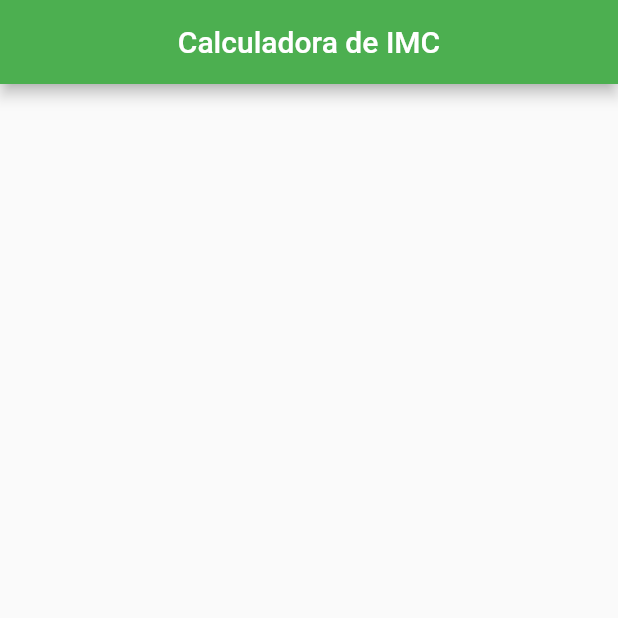
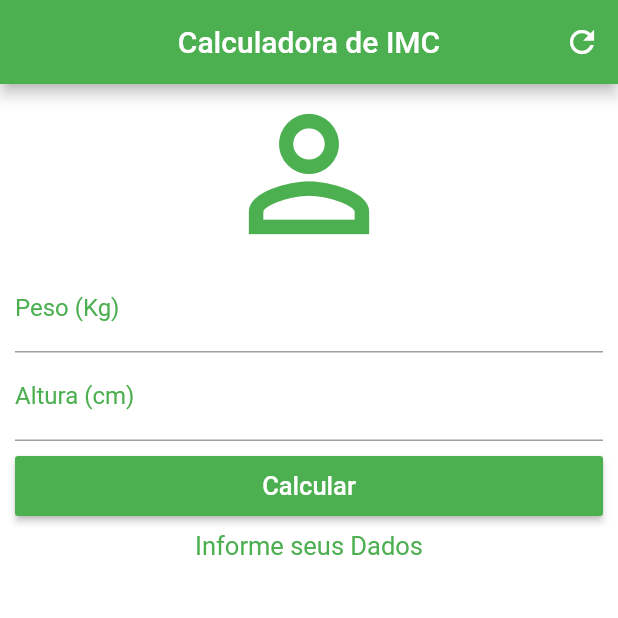
Before and after one commit to GeorgeLincoln/Apps-Flutter, a Flutter app: the screen it shows after launch, on a phone screen of 412 x 824 dp, the top half of it. Run offline on Flutter 3.47's test engine with Material 2 defaults, Android fonts, the phone set to English and light mode, and no system bars.

Commit message:
Adicioando funcionalidades e layout

```diff
--- a/calculo_do_imc/lib/main.dart
+++ b/calculo_do_imc/lib/main.dart
@@ -12,14 +12,127 @@ class Home extends StatefulWidget {
 }
 
 class _HomeState extends State<Home> {
+  TextEditingController alturaController = TextEditingController();
+  TextEditingController pesoController = TextEditingController();
+
+  GlobalKey<FormState> _chaveGlobal = GlobalKey<FormState>();
+
+  String _infoText = "Informe seus Dados";
+
+  void _resetarFilhos() {
+    pesoController.text = "";
+    alturaController.text = "";
+    setState(() {
+      _infoText = "Informe seus Dados";
+    });
+  }
+
+  void _calcular() {
+    setState(() {
+      // isso é para recaregar a tela passando as novas informações
+      double peso = double.parse(pesoController.text);
+      double altura =
+          // divide por 100 para transformar de metros para sentimetro
+          double.parse(alturaController.text) / 100;
+      double imc = peso / (altura * altura);
+
+      if (imc < 18.6)
+        _infoText = "Abaixo do Peso\n Imc: ${imc.toStringAsPrecision(3)}";
+      else if (imc >= 18.6 && imc < 24.9)
+        _infoText = "Peso Ideal\n Imc: ${imc.toStringAsPrecision(3)}";
+      else if (imc >= 24.9 && imc < 29.9)
+        _infoText =
+            "Levemente Acima do Peso Ideal\n Imc: ${imc.toStringAsPrecision(3)}";
+      else if (imc >= 29.9 && imc < 34.9)
+        _infoText = "Obesidade Grau I\n Imc: ${imc.toStringAsPrecision(3)}";
+      else if (imc >= 34.9 && imc < 39.9)
+        _infoText = "Obesidade Grau II\n Imc: ${imc.toStringAsPrecision(3)}";
+      else if (imc >= 40)
+        _infoText = "Obesidade Grau III\n Imc: ${imc.toStringAsPrecision(3)}";
+    });
+  }
+
   @override
   Widget build(BuildContext context) {
     return Scaffold(
-      appBar: AppBar(
-        title: Text("Calculadora de IMC"),
-        centerTitle: true,
-        backgroundColor: Colors.green,
-      ),
-    );
+        appBar: AppBar(
+          title: Text("Calculadora de IMC"),
+          centerTitle: true,
+          backgroundColor: Colors.green,
+          actions: [
+            IconButton(
+              icon: Icon(Icons.refresh),
+              onPressed: _resetarFilhos,
+            )
+          ],
+        ),
+        backgroundColor: Colors.white,
+        body: SingleChildScrollView(
+            padding: EdgeInsets.fromLTRB(10, 0.0, 10, 0.0),
+            child: Form(
+              key: _chaveGlobal,
+              child: Column(
+                crossAxisAlignment: CrossAxisAlignment.stretch,
+                children: [
+                  Icon(
+                    Icons.person_outline,
+                    size: 120.0,
+                    color: Colors.green,
+                  ),
+                  TextFormField(
+                    controller: pesoController,
+                    validator: (value) {
+                      if (value.isEmpty) return "Insira seu peso";
+                    },
+                    keyboardType: TextInputType.number,
+                    decoration: InputDecoration(
+                      labelText: "Peso (Kg)",
+                      labelStyle: TextStyle(color: Colors.green),
+                    ),
+                    textAlign: TextAlign.center,
+                    style: TextStyle(
+                      color: Colors.green,
+                      fontSize: 16.0,
+                    ),
+                  ),
+                  TextFormField(
+                    controller: alturaController,
+                    validator: (value) {
+                      if (value.isEmpty) return "Insira sua altura";
+                    },
+                    keyboardType: TextInputType.number,
+                    decoration: InputDecoration(
+                      labelText: "Altura (cm)",
+                      labelStyle: TextStyle(color: Colors.green),
+                    ),
+                    textAlign: TextAlign.center,
+                    style: TextStyle(
+                      color: Colors.green,
+                      fontSize: 16.0,
+                    ),
+                  ),
+                  Padding(
+                    padding: EdgeInsets.only(top: 10, bottom: 10),
+                    child: Container(
+                      height: 40.0,
+                      child: RaisedButton(
+                        onPressed: () {
+                          //caso a chave global estiver válida, calcula.
+                          if (_chaveGlobal.currentState.validate()) _calcular();
+                        },
+                        child: Text(
+                          "Calcular",
+                          style: TextStyle(color: Colors.white, fontSize: 17.0),
+                        ),
+                        color: Colors.green,
+                      ),
+                    ),
+                  ),
+                  Text(_infoText,
+                      textAlign: TextAlign.center,
+                      style: TextStyle(color: Colors.green, fontSize: 17.0)),
+                ],
+              ),
+            )));
   }
 }
```
